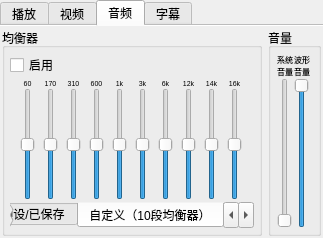
Old version of the form QtSDLFFmpegVideoPlayer/QtUIs/PlayerOptionsWidget.ui in the repository lyxyz5223/QtSDLFFmpegVideoPlayer.
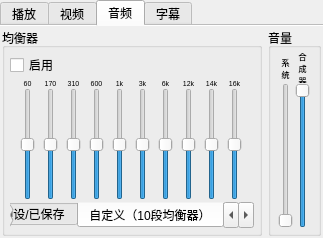
New version of the form. The open tabs and pages were chosen to show the change. Icons and pictures are not drawn.

Commit message:
feat(Player): Add system volume control
- Add system master volume and volume mixer control
- Fix potential seek errors
- Adjust log levels for better debugging
- Reorganize file structure fo
maintainability

```diff
--- a/QtSDLFFmpegVideoPlayer/QtUIs/PlayerOptionsWidget.ui
+++ b/QtSDLFFmpegVideoPlayer/QtUIs/PlayerOptionsWidget.ui
@@ -651,7 +651,10 @@
          <property name="title">
           <string>音量</string>
          </property>
-         <layout class="QGridLayout" name="gridLayout_7">
+         <layout class="QHBoxLayout" name="horizontalLayout_3">
+          <property name="spacing">
+           <number>0</number>
+          </property>
           <property name="leftMargin">
            <number>5</number>
           </property>
@@ -664,66 +667,122 @@
           <property name="bottomMargin">
            <number>5</number>
           </property>
-          <property name="spacing">
-           <number>0</number>
-          </property>
-          <item row="1" column="1">
-           <widget class="QSlider" name="verticalSlider_11">
-            <property name="maximum">
-             <number>100</number>
-            </property>
-            <property name="value">
-             <number>100</number>
-            </property>
-            <property name="orientation">
-             <enum>Qt::Orientation::Vertical</enum>
-            </property>
-           </widget>
+          <item>
+           <layout class="QVBoxLayout" name="verticalLayout_3">
+            <item>
+             <widget class="QLabel" name="label_19">
+              <property name="sizePolicy">
+               <sizepolicy hsizetype="Preferred" vsizetype="Fixed">
+                <horstretch>0</horstretch>
+                <verstretch>0</verstretch>
+               </sizepolicy>
+              </property>
+              <property name="minimumSize">
+               <size>
+                <width>0</width>
+                <height>30</height>
+               </size>
+              </property>
+              <property name="maximumSize">
+               <size>
+                <width>16777215</width>
+                <height>30</height>
+               </size>
+              </property>
+              <property name="font">
+               <font>
+                <pointsize>6</pointsize>
+               </font>
+              </property>
+              <property name="text">
+               <string>系
+统</string>
+              </property>
+              <property name="alignment">
+               <set>Qt::AlignmentFlag::AlignCenter</set>
+              </property>
+              <property name="wordWrap">
+               <bool>true</bool>
+              </property>
+             </widget>
+            </item>
+            <item>
+             <widget class="QSlider" name="verticalSliderSystemVolume">
+              <property name="sizePolicy">
+               <sizepolicy hsizetype="Fixed" vsizetype="Expanding">
+                <horstretch>0</horstretch>
+                <verstretch>0</verstretch>
+               </sizepolicy>
+              </property>
+              <property name="maximum">
+               <number>100</number>
+              </property>
+              <property name="orientation">
+               <enum>Qt::Orientation::Vertical</enum>
+              </property>
+             </widget>
+            </item>
+           </layout>
           </item>
-          <item row="1" column="0">
-           <widget class="QSlider" name="verticalSlider_12">
-            <property name="orientation">
-             <enum>Qt::Orientation::Vertical</enum>
-            </property>
-           </widget>
-          </item>
-          <item row="0" column="0">
-           <widget class="QLabel" name="label_19">
-            <property name="font">
-             <font>
-              <pointsize>6</pointsize>
-             </font>
-            </property>
-            <property name="text">
-             <string>系统
-音量</string>
-            </property>
-            <property name="alignment">
-             <set>Qt::AlignmentFlag::AlignCenter</set>
-            </property>
-            <property name="wordWrap">
-             <bool>true</bool>
-            </property>
-           </widget>
-          </item>
-          <item row="0" column="1">
-           <widget class="QLabel" name="label_20">
-            <property name="font">
-             <font>
-              <pointsize>6</pointsize>
-             </font>
-            </property>
-            <property name="text">
-             <string>波形
-音量</string>
-            </property>
-            <property name="alignment">
-             <set>Qt::AlignmentFlag::AlignCenter</set>
-            </property>
-            <property name="wordWrap">
-             <bool>true</bool>
-            </property>
-           </widget>
+          <item>
+           <layout class="QVBoxLayout" name="verticalLayout_4">
+            <item>
+             <widget class="QLabel" name="label_20">
+              <property name="sizePolicy">
+               <sizepolicy hsizetype="Preferred" vsizetype="Fixed">
+                <horstretch>0</horstretch>
+                <verstretch>0</verstretch>
+               </sizepolicy>
+              </property>
+              <property name="minimumSize">
+               <size>
+                <width>0</width>
+                <height>30</height>
+               </size>
+              </property>
+              <property name="maximumSize">
+               <size>
+                <width>16777215</width>
+                <height>30</height>
+               </size>
+              </property>
+              <property name="font">
+               <font>
+                <pointsize>6</pointsize>
+               </font>
+              </property>
+              <property name="text">
+               <string>合成
+器</string>
+              </property>
+              <property name="alignment">
+               <set>Qt::AlignmentFlag::AlignCenter</set>
+              </property>
+              <property name="wordWrap">
+               <bool>true</bool>
+              </property>
+             </widget>
+            </item>
+            <item>
+             <widget class="QSlider" name="verticalSliderSystemMixerVolume">
+              <property name="sizePolicy">
+               <sizepolicy hsizetype="Fixed" vsizetype="Expanding">
+                <horstretch>0</horstretch>
+                <verstretch>0</verstretch>
+               </sizepolicy>
+              </property>
+              <property name="maximum">
+               <number>100</number>
+              </property>
+              <property name="value">
+               <number>100</number>
+              </property>
+              <property name="orientation">
+               <enum>Qt::Orientation::Vertical</enum>
+              </property>
+             </widget>
+            </item>
+           </layout>
           </item>
          </layout>
         </widget>
```
Left out of the diff: 244 changed lines with no effect on the pictures. The commit also changes 18 other files.
